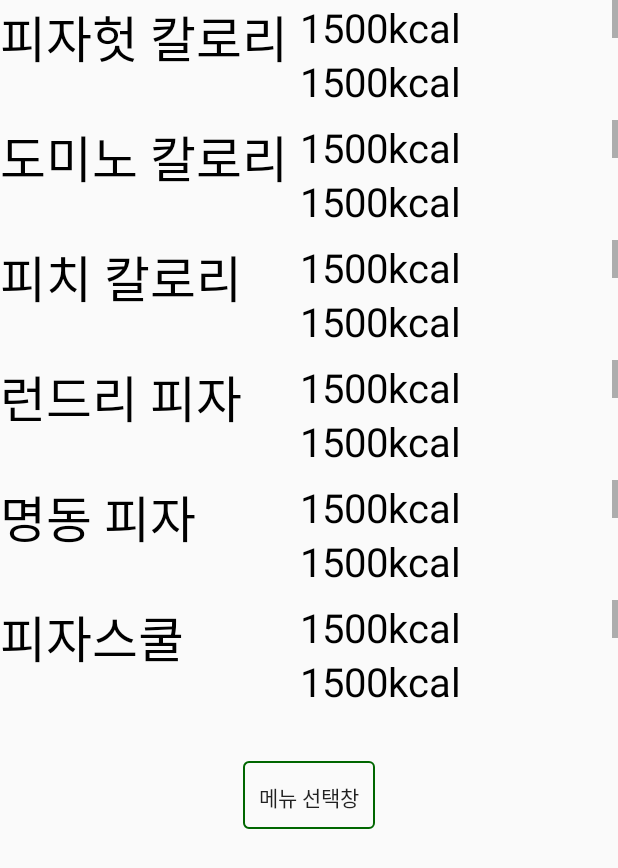
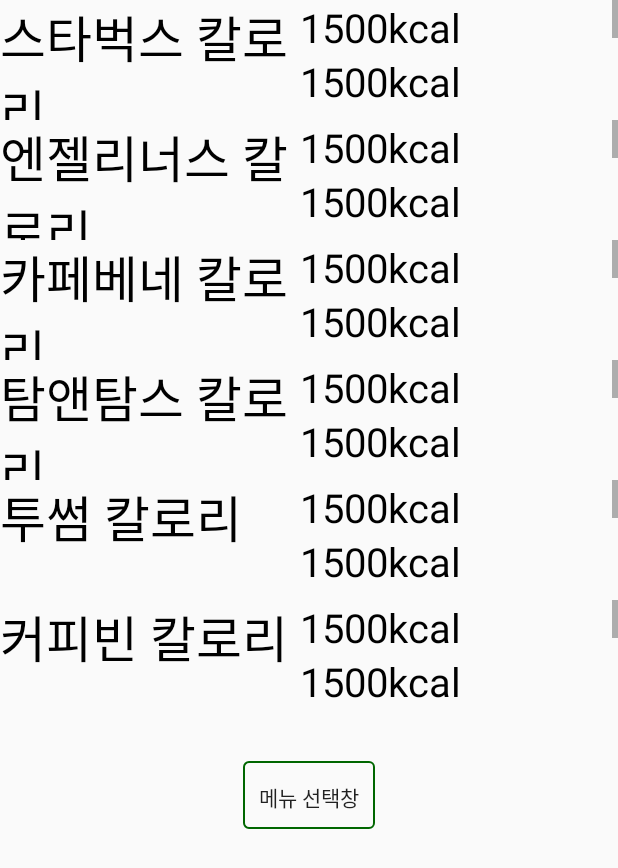
Before and after one commit to rajin4884/first_work, an Android app: the layout scene6_layout.xml on its own in the app's theme, with its tools: preview values and no code run, on a phone screen of 412 x 824 dp. Shown: the top 868 px of the screen. Run offline under Robolectric (Android 15) with nearby library versions, the phone set to English and light mode, and no system bars.

Commit message:
최종본

```diff
--- a/app/src/main/java/com/example/jhj/first_work/Fragment1.java
+++ b/app/src/main/java/com/example/jhj/first_work/Fragment1.java
@@ -26,6 +26,12 @@
                              Bundle savedInstanceState) {
         // Inflate the layout for this fragment
 //        return inflater.inflate(R.layout.fragment_fragment1, container, false);
+
+        //뷰 컨테이너(View Container)는 다른 View들을 포함하고 있거나 포함할 수 있는 View를 말하며,
+        // 일반적으로 ViewGroup을 상속하면서 Layout이 아닌 클래스를 지칭한다
+
+        //inflate: xml 에 씌여져 있는 view 의 정의를 실제 view 객체로 만드는 역할
+        //inflater는 xml로 정의된 view (또는 menu 등)를 실제 객체화 시키는 용도입니다.
         View rootView = inflater.inflate(R.layout.fragment_fragment1, container, false);
 //-------------------------------------------------------------------------------
         intent = new Intent(getActivity(), Main2Activity.class);
--- a/app/src/main/java/com/example/jhj/first_work/Main2Activity.java
+++ b/app/src/main/java/com/example/jhj/first_work/Main2Activity.java
@@ -19,9 +19,6 @@
 
 public class Main2Activity extends AppCompatActivity{
 
-    TextView tv3;
-    TableRow tb1, tb2;
-    LinearLayout rsli;
     Chronometer chro;
     Button naver,google, hywm;
 
@@ -39,6 +36,7 @@
         final CheckBox cb6 = (CheckBox)findViewById(R.id.checkBox8);
         final CheckBox cb7 = (CheckBox)findViewById(R.id.checkBox9);
         final CheckBox cb8 = (CheckBox)findViewById(R.id.checkBox10);
+
         final TextView tv3 = (TextView)findViewById(R.id.tv3);
         final TableRow tb1 = (TableRow) findViewById(R.id.tb1);
         final TableRow tb2 = (TableRow) findViewById(R.id.tb2);
@@ -48,10 +46,12 @@
         final LinearLayout rsli = (LinearLayout)findViewById(R.id.rsli);
         chro = (Chronometer) findViewById(R.id.chro);
         Button stopbtn = (Button)findViewById(R.id.stopbtn);
+
         final MediaPlayer mp = MediaPlayer.create(getBaseContext(),R.raw.conan);
         final RatingBar rating = (RatingBar)findViewById(R.id.rating);
         final Button ratbtn = (Button)findViewById(R.id.ratbtn);
         final TextView ratv = (TextView)findViewById(R.id.ratv);
+
         naver = (Button)findViewById(R.id.naver);
         google = (Button)findViewById(R.id.google);
         hywm = (Button)findViewById(R.id.hywm);
--- a/app/src/main/res/layout/scene4_layout.xml
+++ b/app/src/main/res/layout/scene4_layout.xml
@@ -76,7 +76,7 @@
         android:layout_alignBottom="@+id/imageView3"
         android:layout_alignStart="@+id/button22"
         android:background="@drawable/button_button2"
-        android:onClick="goToScene7"
+        android:onClick="goToScene6"
         android:text="커피\n메뉴창"
         tools:ignore="HardcodedText" />
 
@@ -87,7 +87,7 @@
         android:layout_alignBottom="@+id/imageView2"
         android:layout_alignStart="@+id/button21"
         android:background="@drawable/button_button2"
-        android:onClick="goToScene6"
+        android:onClick="goToScene5"
         android:text="치킨\n메뉴창"
         tools:ignore="HardcodedText" />
 
@@ -98,7 +98,7 @@
         android:layout_above="@+id/imageView2"
         android:layout_toEndOf="@+id/imageView"
         android:background="@drawable/button_button2"
-        android:onClick="goToScene5"
+        android:onClick="goToScene7"
         android:text="피자\n메뉴창"
         tools:ignore="HardcodedText" />
 
--- a/app/src/main/res/layout/scene6_layout.xml
+++ b/app/src/main/res/layout/scene6_layout.xml
@@ -23,7 +23,7 @@
                 android:id="@+id/textView15"
                 android:layout_width="200dp"
                 android:layout_height="match_parent"
-                android:text="피자스쿨"
+                android:text="커피빈 칼로리"
                 android:textColor="#000"
                 android:textSize="50px"
                 tools:ignore="DuplicateIds,HardcodedText,PxUsage" />
@@ -126,7 +126,7 @@
                 android:id="@+id/textView15"
                 android:layout_width="200dp"
                 android:layout_height="match_parent"
-                android:text="명동 피자"
+                android:text="투썸 칼로리"
                 android:textColor="#000"
                 android:textSize="50px"
                 tools:ignore="DuplicateIds,HardcodedText,PxUsage" />
@@ -229,7 +229,7 @@
                 android:id="@+id/textView15"
                 android:layout_width="200dp"
                 android:layout_height="match_parent"
-                android:text="런드리 피자"
+                android:text="탐앤탐스 칼로리"
                 android:textColor="#000"
                 android:textSize="50px"
                 tools:ignore="DuplicateIds,HardcodedText,PxUsage" />
@@ -332,7 +332,7 @@
                 android:id="@+id/textView15"
                 android:layout_width="200dp"
                 android:layout_height="match_parent"
-                android:text="피치 칼로리"
+                android:text="카페베네 칼로리"
                 android:textColor="#000"
                 android:textSize="50px"
                 tools:ignore="DuplicateIds,HardcodedText,PxUsage" />
@@ -435,7 +435,7 @@
                 android:id="@+id/textView15"
                 android:layout_width="200dp"
                 android:layout_height="match_parent"
-                android:text="도미노 칼로리"
+                android:text="엔젤리너스 칼로리"
                 android:textColor="#000"
                 android:textSize="50px"
                 tools:ignore="DuplicateIds,HardcodedText,PxUsage" />
@@ -536,7 +536,7 @@
                 android:id="@+id/textView15"
                 android:layout_width="200dp"
                 android:layout_height="match_parent"
-                android:text="피자헛 칼로리"
+                android:text="스타벅스 칼로리"
                 android:textColor="#000"
                 android:textSize="50px"
                 tools:ignore="DuplicateIds,HardcodedText,PxUsage" />
```
Also changed, not shown: app/src/main/java/com/example/jhj/first_work/FragmentExampleActivity.java (+7 -6 lines), app/src/main/java/com/example/jhj/first_work/Main3Activity.java (+7 -0 lines), app/src/main/res/layout/scene5_layout.xml (+6 -6 lines), app/src/main/res/layout/scene8_layout.xml (+6 -6 lines).
